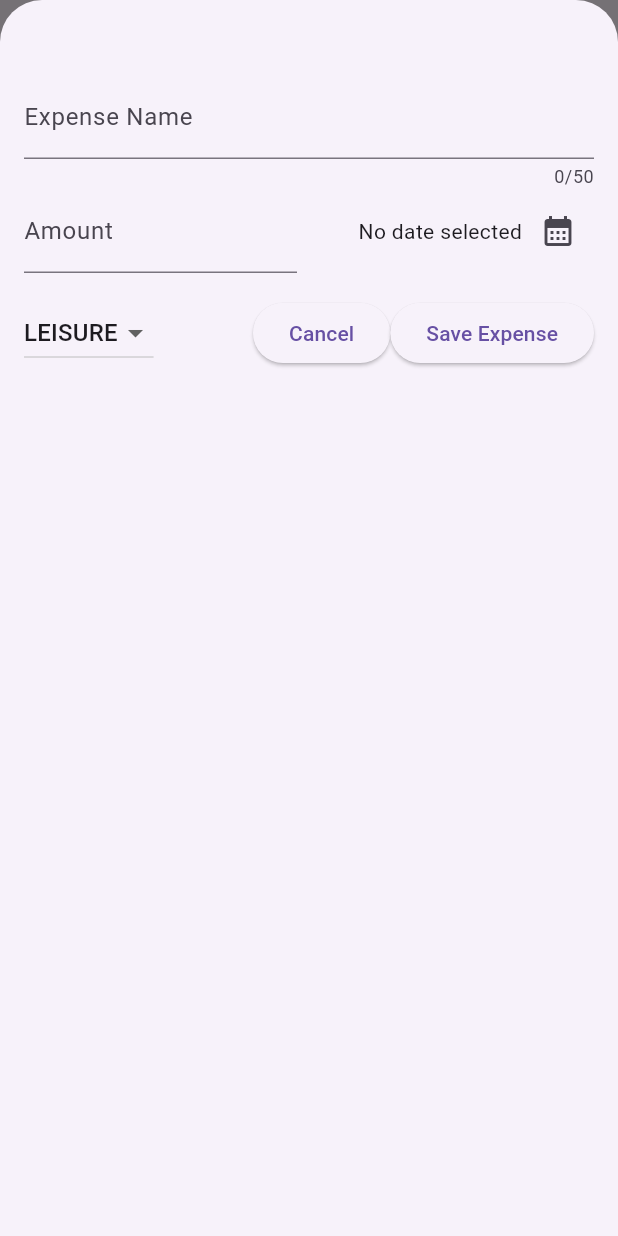
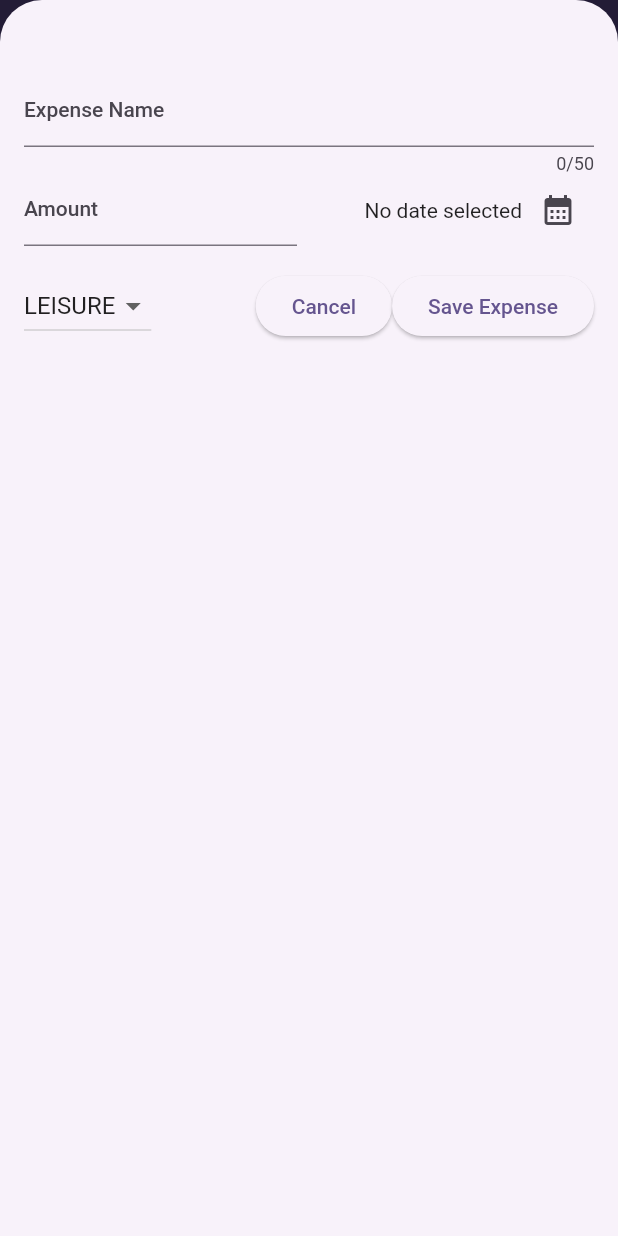
Before and after one commit to Saurav-Ganguly/expense_tracker, a Flutter app: the screen it shows after launch, after a tap on the "add" icon, on a phone screen of 412 x 824 dp. Run offline on Flutter 3.47's test engine with Material 2 defaults, Android fonts, the phone set to English and light mode, and no system bars.

Commit message:
getting started with theaming

```diff
--- a/lib/main.dart
+++ b/lib/main.dart
@@ -1,10 +1,22 @@
 import 'package:expense_tracker/widgets/expenses.dart';
 import 'package:flutter/material.dart';
+
+// global variables are defined with k
+var kColorScheme = ColorScheme.fromSeed(
+  seedColor: const Color.fromARGB(255, 96, 59, 181),
+);
 
 void main() {
   runApp(
     MaterialApp(
-      theme: ThemeData(useMaterial3: true),
+      theme: ThemeData().copyWith(
+        useMaterial3: true,
+        colorScheme: kColorScheme,
+        appBarTheme: const AppBarTheme().copyWith(
+          backgroundColor: kColorScheme.onPrimaryContainer,
+          foregroundColor: kColorScheme.primaryContainer,
+        ),
+      ),
       home: const Expenses(),
     ),
   );
--- a/lib/widgets/expenses.dart
+++ b/lib/widgets/expenses.dart
@@ -11,7 +11,14 @@ class Expenses extends StatefulWidget {
 }
 
 class _ExpensesState extends State<Expenses> {
-  final List<Expense> _registeredExpenses = [];
+  final List<Expense> _registeredExpenses = [
+    Expense(
+      title: "hhhf",
+      amount: 20,
+      date: DateTime.now(),
+      category: Category.food,
+    )
+  ];
 
   void _addNewExpense(Expense newExpense) {
     setState(() {
```
